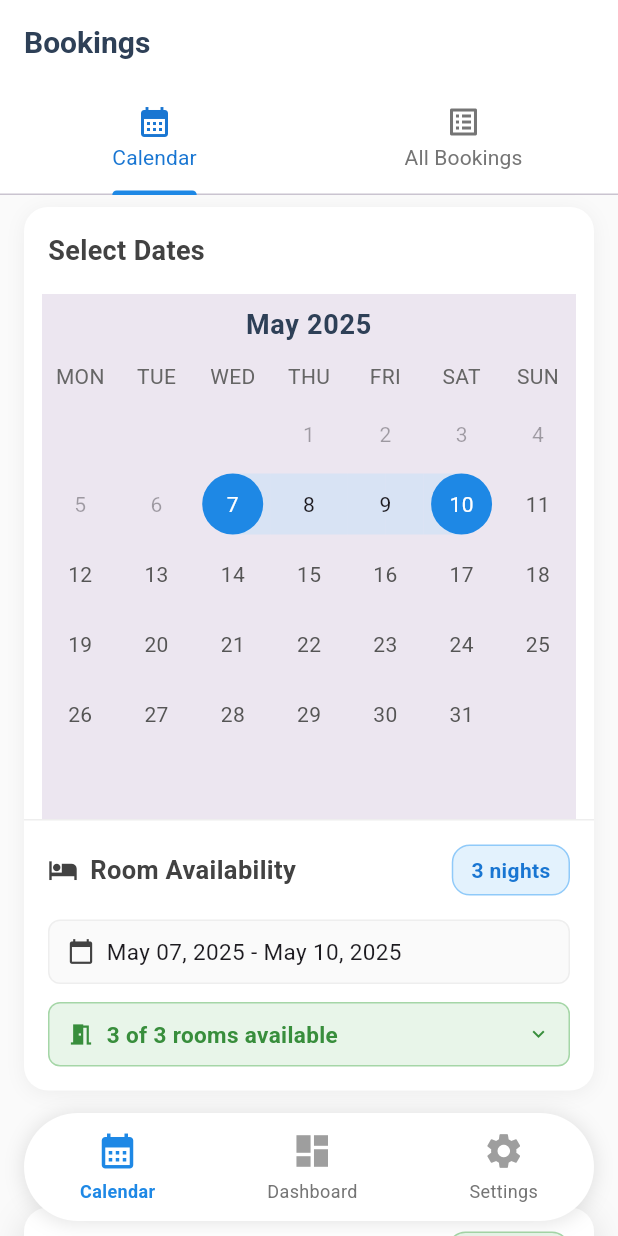
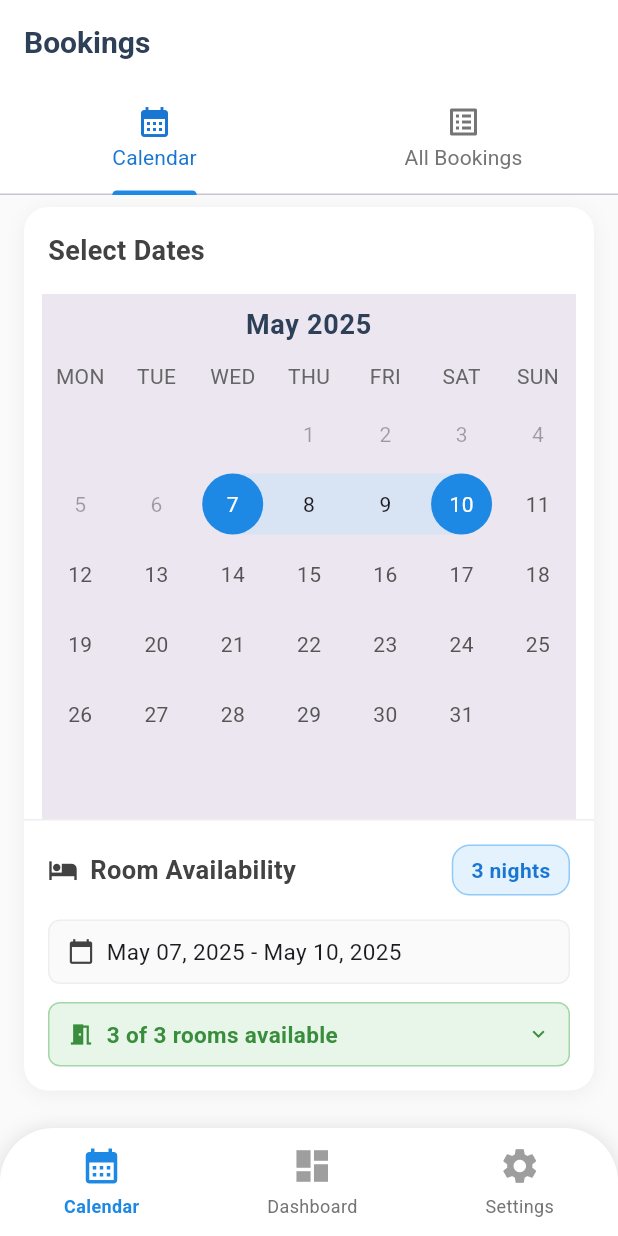
Before and after one commit to mohamadazafri/channel_manager, a Flutter app: the screen it shows after launch, on a phone screen of 412 x 824 dp. Run offline on Flutter 3.47's test engine with Material 3 defaults, Android fonts, the light colour scheme and no system bars; drawn by our look-alikes of syncfusion_flutter_datepicker; our stand-ins replace cloud_firestore, equatable, firebase_core, flutter_bloc, flutter_secure_storage, sqflite; accounts and stored records are empty.

Commit message:
Update floating_bottom_nav.dart

```diff
--- a/lib/ui/widgets/floating_bottom_nav.dart
+++ b/lib/ui/widgets/floating_bottom_nav.dart
@@ -13,13 +13,12 @@ class FloatingBottomNavigation extends StatelessWidget {
   @override
   Widget build(BuildContext context) {
     return Container(
-      padding: const EdgeInsets.symmetric(horizontal: 16, vertical: 10),
       color: Colors.transparent,
       child: Container(
         height: 72,
         decoration: BoxDecoration(
           color: Colors.white,
-          borderRadius: BorderRadius.circular(36),
+          borderRadius: const BorderRadius.only(topLeft: Radius.circular(36), topRight: Radius.circular(36)),
           boxShadow: [
             BoxShadow(
               color: Colors.black.withOpacity(0.1),
@@ -69,9 +68,7 @@ class FloatingBottomNavigation extends StatelessWidget {
         children: [
           Icon(
             icon,
-            color: isSelected
-                ? _getSelectedColor(index)
-                : Colors.grey[500],
+            color: isSelected ? _getSelectedColor(index) : Colors.grey[500],
             size: 28,
           ),
           const SizedBox(height: 4),
@@ -80,9 +77,7 @@ class FloatingBottomNavigation extends StatelessWidget {
             style: TextStyle(
               fontSize: 12,
               fontWeight: isSelected ? FontWeight.w600 : FontWeight.normal,
-              color: isSelected
-                  ? _getSelectedColor(index)
-                  : Colors.grey[600],
+              color: isSelected ? _getSelectedColor(index) : Colors.grey[600],
             ),
           ),
         ],
```
